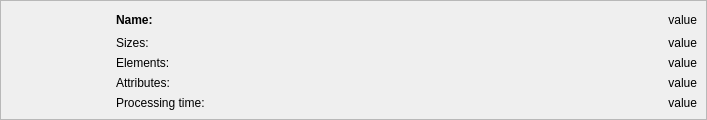
Old version of the form src/gui/thumbwidget.ui in the repository RazrFalcon/svgcleaner.
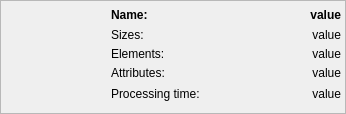
New version of the form. Custom widgets are drawn as their Qt base class.

Diff of the .ui file:
```diff
--- a/src/gui/thumbwidget.ui
+++ b/src/gui/thumbwidget.ui
@@ -1,13 +1,13 @@
 <?xml version="1.0" encoding="UTF-8"?>
 <ui version="4.0">
  <class>ThumbWidget</class>
- <widget class="QWidget" name="ThumbWidget">
+ <widget class="QFrame" name="ThumbWidget">
   <property name="geometry">
    <rect>
     <x>0</x>
     <y>0</y>
-    <width>707</width>
-    <height>117</height>
+    <width>346</width>
+    <height>114</height>
    </rect>
   </property>
   <property name="sizePolicy">
@@ -19,31 +19,36 @@
   <property name="windowTitle">
    <string notr="true">Form</string>
   </property>
-  <layout class="QVBoxLayout" name="verticalLayout">
-   <property name="margin">
-    <number>0</number>
-   </property>
-   <item>
-    <widget class="QFrame" name="frame">
-     <property name="sizePolicy">
-      <sizepolicy hsizetype="Preferred" vsizetype="Fixed">
-       <horstretch>0</horstretch>
-       <verstretch>0</verstretch>
-      </sizepolicy>
-     </property>
      <property name="frameShape">
       <enum>QFrame::StyledPanel</enum>
      </property>
      <property name="frameShadow">
       <enum>QFrame::Raised</enum>
      </property>
-     <layout class="QVBoxLayout" name="verticalLayout_2">
-      <item>
        <layout class="QGridLayout" name="gridLayout">
         <property name="verticalSpacing">
-         <number>-1</number>
-        </property>
-        <item row="0" column="1" rowspan="3">
+    <number>2</number>
+   </property>
+   <property name="margin">
+    <number>4</number>
+   </property>
+   <item row="0" column="0" rowspan="5">
+    <widget class="IconsWidget" name="iconsWidget" native="true">
+     <property name="minimumSize">
+      <size>
+       <width>100</width>
+       <height>100</height>
+      </size>
+     </property>
+     <property name="maximumSize">
+      <size>
+       <width>205</width>
+       <height>100</height>
+      </size>
+     </property>
+    </widget>
+   </item>
+   <item row="0" column="1">
          <widget class="QLabel" name="lbl1">
           <property name="sizePolicy">
            <sizepolicy hsizetype="Minimum" vsizetype="Fixed">
@@ -51,15 +56,21 @@
             <verstretch>0</verstretch>
            </sizepolicy>
           </property>
+     <property name="font">
+      <font>
+       <weight>75</weight>
+       <bold>true</bold>
+      </font>
+     </property>
           <property name="text">
-           <string>&lt;b&gt;Name:&lt;/b&gt;</string>
+      <string>Name:</string>
           </property>
           <property name="textInteractionFlags">
            <set>Qt::LinksAccessibleByMouse|Qt::TextSelectableByMouse</set>
           </property>
          </widget>
         </item>
-        <item row="0" column="2" rowspan="3">
+   <item row="0" column="2">
          <widget class="QLabel" name="lblName">
           <property name="sizePolicy">
            <sizepolicy hsizetype="Expanding" vsizetype="Fixed">
@@ -67,6 +78,12 @@
             <verstretch>0</verstretch>
            </sizepolicy>
           </property>
+     <property name="font">
+      <font>
+       <weight>75</weight>
+       <bold>true</bold>
+      </font>
+     </property>
           <property name="text">
            <string notr="true">value</string>
           </property>
@@ -81,10 +98,10 @@
           </property>
          </widget>
         </item>
-        <item row="3" column="1">
+   <item row="1" column="1">
          <widget class="QLabel" name="lbl2">
           <property name="sizePolicy">
-           <sizepolicy hsizetype="Minimum" vsizetype="Preferred">
+      <sizepolicy hsizetype="Minimum" vsizetype="Fixed">
             <horstretch>0</horstretch>
             <verstretch>0</verstretch>
            </sizepolicy>
@@ -97,10 +114,64 @@
           </property>
          </widget>
         </item>
-        <item row="5" column="1">
+   <item row="1" column="2">
+    <widget class="QLabel" name="lblSizes">
+     <property name="sizePolicy">
+      <sizepolicy hsizetype="Expanding" vsizetype="Fixed">
+       <horstretch>0</horstretch>
+       <verstretch>0</verstretch>
+      </sizepolicy>
+     </property>
+     <property name="text">
+      <string notr="true">value</string>
+     </property>
+     <property name="alignment">
+      <set>Qt::AlignRight|Qt::AlignTrailing|Qt::AlignVCenter</set>
+     </property>
+     <property name="textInteractionFlags">
+      <set>Qt::TextSelectableByMouse</set>
+     </property>
+    </widget>
+   </item>
+   <item row="2" column="1">
+    <widget class="QLabel" name="lbl3">
+     <property name="sizePolicy">
+      <sizepolicy hsizetype="Minimum" vsizetype="Fixed">
+       <horstretch>0</horstretch>
+       <verstretch>0</verstretch>
+      </sizepolicy>
+     </property>
+     <property name="text">
+      <string>Elements:</string>
+     </property>
+     <property name="textInteractionFlags">
+      <set>Qt::TextSelectableByMouse</set>
+     </property>
+    </widget>
+   </item>
+   <item row="2" column="2">
+    <widget class="QLabel" name="lblElem">
+     <property name="sizePolicy">
+      <sizepolicy hsizetype="Expanding" vsizetype="Fixed">
+       <horstretch>0</horstretch>
+       <verstretch>0</verstretch>
+      </sizepolicy>
+     </property>
+     <property name="text">
+      <string notr="true">value</string>
+     </property>
+     <property name="alignment">
+      <set>Qt::AlignRight|Qt::AlignTrailing|Qt::AlignVCenter</set>
+     </property>
+     <property name="textInteractionFlags">
+      <set>Qt::TextSelectableByMouse</set>
+     </property>
+    </widget>
+   </item>
+   <item row="3" column="1">
          <widget class="QLabel" name="lbl4">
           <property name="sizePolicy">
-           <sizepolicy hsizetype="Minimum" vsizetype="Preferred">
+      <sizepolicy hsizetype="Minimum" vsizetype="Fixed">
             <horstretch>0</horstretch>
             <verstretch>0</verstretch>
            </sizepolicy>
@@ -109,30 +180,33 @@
            <string>Attributes:</string>
           </property>
           <property name="textInteractionFlags">
-           <set>Qt::LinksAccessibleByMouse|Qt::TextSelectableByMouse</set>
+      <set>Qt::TextSelectableByMouse</set>
+     </property>
+    </widget>
+   </item>
+   <item row="3" column="2">
+    <widget class="QLabel" name="lblAttr">
+     <property name="sizePolicy">
+      <sizepolicy hsizetype="Expanding" vsizetype="Fixed">
+       <horstretch>0</horstretch>
+       <verstretch>0</verstretch>
+      </sizepolicy>
+     </property>
+     <property name="text">
+      <string notr="true">value</string>
+     </property>
+     <property name="alignment">
+      <set>Qt::AlignRight|Qt::AlignTrailing|Qt::AlignVCenter</set>
+     </property>
+     <property name="textInteractionFlags">
+      <set>Qt::TextSelectableByMouse</set>
           </property>
          </widget>
         </item>
         <item row="4" column="1">
-         <widget class="QLabel" name="lbl3">
-          <property name="sizePolicy">
-           <sizepolicy hsizetype="Minimum" vsizetype="Preferred">
-            <horstretch>0</horstretch>
-            <verstretch>0</verstretch>
-           </sizepolicy>
-          </property>
-          <property name="text">
-           <string>Elements:</string>
-          </property>
-          <property name="textInteractionFlags">
-           <set>Qt::LinksAccessibleByMouse|Qt::TextSelectableByMouse</set>
-          </property>
-         </widget>
-        </item>
-        <item row="6" column="1">
          <widget class="QLabel" name="lbl5">
           <property name="sizePolicy">
-           <sizepolicy hsizetype="Minimum" vsizetype="Preferred">
+      <sizepolicy hsizetype="Minimum" vsizetype="Fixed">
             <horstretch>0</horstretch>
             <verstretch>0</verstretch>
            </sizepolicy>
@@ -141,62 +215,14 @@
            <string>Processing time:</string>
           </property>
           <property name="textInteractionFlags">
-           <set>Qt::LinksAccessibleByMouse|Qt::TextSelectableByMouse</set>
-          </property>
-         </widget>
-        </item>
-        <item row="3" column="2">
-         <widget class="QLabel" name="lblSizes">
-          <property name="sizePolicy">
-           <sizepolicy hsizetype="Expanding" vsizetype="Preferred">
-            <horstretch>0</horstretch>
-            <verstretch>0</verstretch>
-           </sizepolicy>
-          </property>
-          <property name="text">
-           <string notr="true">value</string>
-          </property>
-          <property name="alignment">
-           <set>Qt::AlignRight|Qt::AlignTrailing|Qt::AlignVCenter</set>
+      <set>Qt::TextSelectableByMouse</set>
           </property>
          </widget>
         </item>
         <item row="4" column="2">
-         <widget class="QLabel" name="lblElem">
-          <property name="sizePolicy">
-           <sizepolicy hsizetype="Expanding" vsizetype="Preferred">
-            <horstretch>0</horstretch>
-            <verstretch>0</verstretch>
-           </sizepolicy>
-          </property>
-          <property name="text">
-           <string notr="true">value</string>
-          </property>
-          <property name="alignment">
-           <set>Qt::AlignRight|Qt::AlignTrailing|Qt::AlignVCenter</set>
-          </property>
-         </widget>
-        </item>
-        <item row="5" column="2">
-         <widget class="QLabel" name="lblAttr">
-          <property name="sizePolicy">
-           <sizepolicy hsizetype="Expanding" vsizetype="Preferred">
-            <horstretch>0</horstretch>
-            <verstretch>0</verstretch>
-           </sizepolicy>
-          </property>
-          <property name="text">
-           <string notr="true">value</string>
-          </property>
-          <property name="alignment">
-           <set>Qt::AlignRight|Qt::AlignTrailing|Qt::AlignVCenter</set>
-          </property>
-         </widget>
-        </item>
-        <item row="6" column="2">
          <widget class="QLabel" name="lblTime">
           <property name="sizePolicy">
-           <sizepolicy hsizetype="Expanding" vsizetype="Preferred">
+      <sizepolicy hsizetype="Expanding" vsizetype="Fixed">
             <horstretch>0</horstretch>
             <verstretch>0</verstretch>
            </sizepolicy>
@@ -207,27 +233,9 @@
           <property name="alignment">
            <set>Qt::AlignRight|Qt::AlignTrailing|Qt::AlignVCenter</set>
           </property>
-         </widget>
-        </item>
-        <item row="0" column="0" rowspan="7">
-         <widget class="IconsWidget" name="iconsWidget" native="true">
-          <property name="minimumSize">
-           <size>
-            <width>100</width>
-            <height>100</height>
-           </size>
-          </property>
-          <property name="maximumSize">
-           <size>
-            <width>205</width>
-            <height>100</height>
-           </size>
-          </property>
-         </widget>
-        </item>
-       </layout>
-      </item>
-     </layout>
+     <property name="textInteractionFlags">
+      <set>Qt::TextSelectableByMouse</set>
+     </property>
     </widget>
    </item>
   </layout>
```
Left out of the diff: 6 changed lines with no effect on the pictures. Lines whose indentation alone changed are shown as unchanged.
